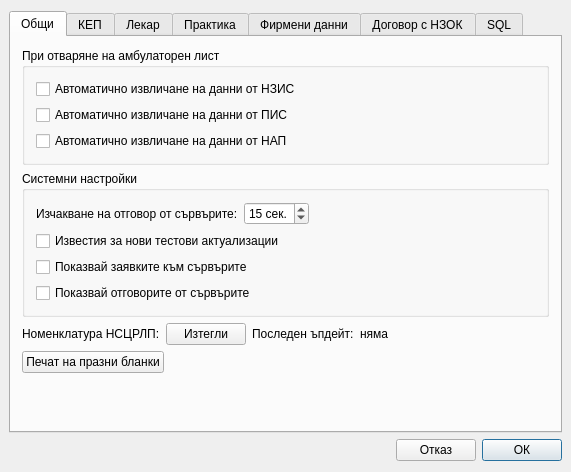
The window that src/View/Widgets/SettingsDialog.ui (thefinalcutbg/DinoDent) describes before a commit, drawn with Qt 5.
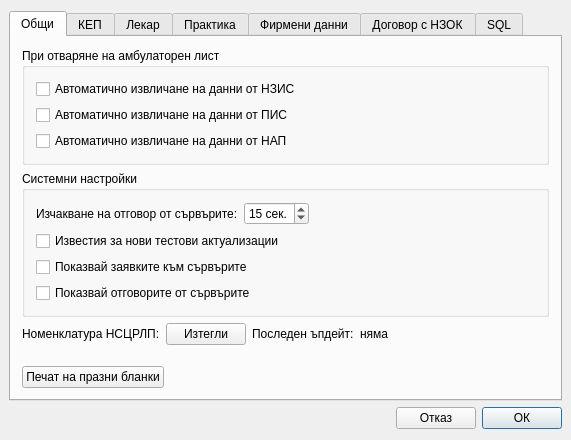
The same window after the commit. Custom widgets are drawn as their Qt base class.

Commit message: empty doc print button placement changed

Patch:
```diff
--- a/src/View/Widgets/SettingsDialog.ui
+++ b/src/View/Widgets/SettingsDialog.ui
@@ -7,7 +7,7 @@
     <x>0</x>
     <y>0</y>
     <width>567</width>
-    <height>472</height>
+    <height>440</height>
    </rect>
   </property>
   <property name="minimumSize">
@@ -191,6 +191,19 @@
          </item>
         </layout>
        </item>
+       <item>
+        <spacer name="verticalSpacer_2">
+         <property name="orientation">
+          <enum>Qt::Vertical</enum>
+         </property>
+         <property name="sizeHint" stdset="0">
+          <size>
+           <width>20</width>
+           <height>40</height>
+          </size>
+         </property>
+        </spacer>
+       </item>
        <item>
         <layout class="QHBoxLayout" name="horizontalLayout_37">
          <property name="topMargin">
@@ -218,19 +231,6 @@
          </item>
         </layout>
        </item>
-       <item>
-        <spacer name="verticalSpacer_2">
-         <property name="orientation">
-          <enum>Qt::Vertical</enum>
-         </property>
-         <property name="sizeHint" stdset="0">
-          <size>
-           <width>20</width>
-           <height>40</height>
-          </size>
-         </property>
-        </spacer>
-       </item>
       </layout>
      </widget>
      <widget class="QWidget" name="pkcsSettings">
```
